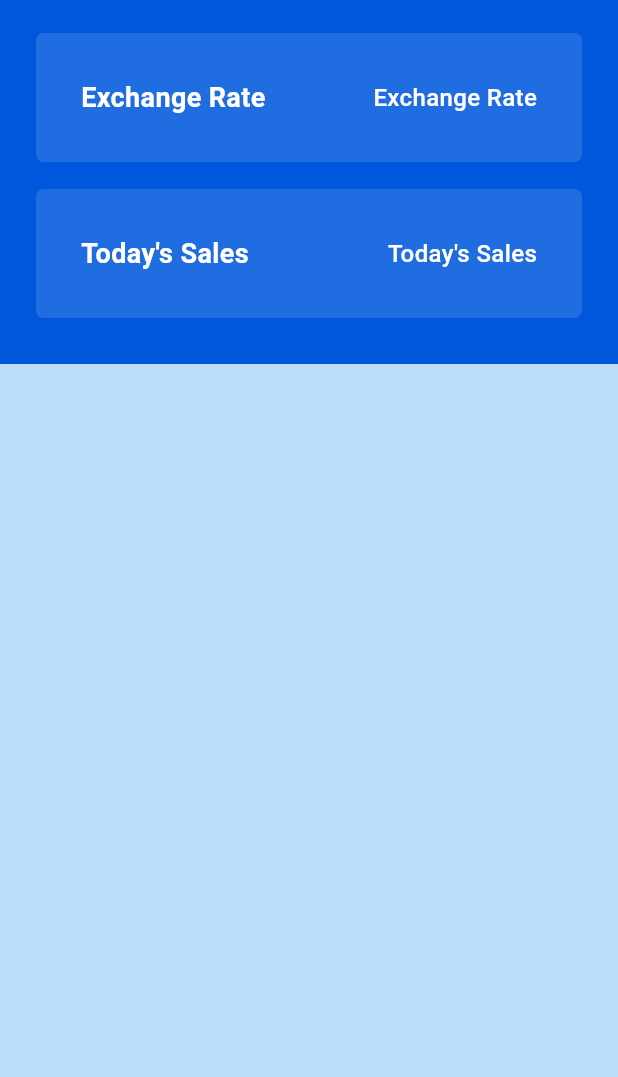
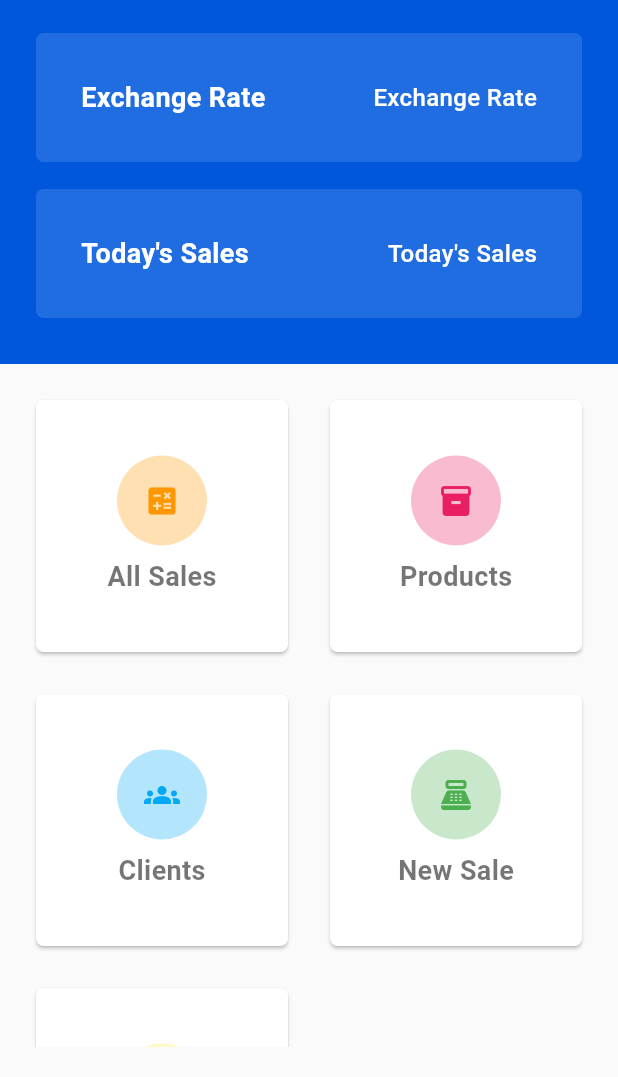
Before and after one commit to ShimaaElnaggar/easy-pos-r5, a Flutter app: the screen it shows after launch, on a phone screen of 412 x 824 dp, the part 159-1236 px from its top. Run offline on Flutter 3.47's test engine with Material 3 defaults, Android fonts, the phone set to English and light mode, and no system bars; our stand-ins replace get_it, sqflite, sqflite_common_ffi_web; accounts and stored records are empty.

Commit message:
create grid view items

```diff
--- a/lib/views/home_view.dart
+++ b/lib/views/home_view.dart
@@ -1,5 +1,6 @@
 
 import 'package:easy_pos_r5/widgets/card_header_item.dart';
+import 'package:easy_pos_r5/widgets/grid_view_item.dart';
 import 'package:easy_pos_r5/widgets/row_header.dart';
 import 'package:flutter/material.dart';
 
@@ -14,6 +15,7 @@ class _HomeViewState extends State<HomeView> {
   @override
   Widget build(BuildContext context) {
     return Scaffold(
+      backgroundColor: const Color(0xfffafafa),
       drawer: const Drawer(),
       appBar:AppBar(),
       body: Column(
@@ -30,7 +32,7 @@ class _HomeViewState extends State<HomeView> {
                       crossAxisAlignment: CrossAxisAlignment.start,
                       children: [
                         RowHeader(),
-                        const SizedBox(height: 12,),
+                        SizedBox(height: 12,),
                         CardHeaderItem(
                           title: "Exchange Rate",
                           subTitle: "1 USD = 50 Egp",
@@ -46,6 +48,43 @@ class _HomeViewState extends State<HomeView> {
               ),
             ],
           ),
+          Expanded(
+            child: Padding(
+              padding: const EdgeInsets.all(20),
+              child: GridView.count(
+                  crossAxisCount:2,
+                mainAxisSpacing: 20,
+                crossAxisSpacing: 20,
+                children: const [
+                  GridViewItem(
+                    iconData: Icons.calculate,
+                    color: Colors.orange,
+                    title: "All Sales",
+                  ),
+                  GridViewItem(
+                    iconData: Icons.inventory_2,
+                    color: Colors.pink,
+                    title: "Products",
+                  ),
+                  GridViewItem(
+                    iconData: Icons.groups,
+                    color: Colors.lightBlue,
+                    title: "Clients",
+                  ),
+                  GridViewItem(
+                    iconData: Icons.point_of_sale,
+                    color: Colors.green,
+                    title: "New Sale",
+                  ),
+                  GridViewItem(
+                    iconData: Icons.category,
+                    color: Colors.yellow,
+                    title: "Categories",
+                  ),
+                ],
+              ),
+            ),
+          ),
         ],
       ),
     );
--- /dev/null
+++ b/lib/widgets/grid_view_item.dart
@@ -0,0 +1,39 @@
+
+import 'package:flutter/material.dart';
+
+class GridViewItem extends StatelessWidget {
+  final String title;
+  final Color color;
+  final IconData iconData;
+  const GridViewItem({
+    required this.iconData,
+    required this.color,
+    required this.title,
+    super.key
+  });
+
+  @override
+  Widget build(BuildContext context) {
+    return Card(
+      color: Colors.white,
+      surfaceTintColor: Colors.white,
+      shape: RoundedRectangleBorder(
+        borderRadius: BorderRadius.circular(5),
+      ),
+      child: Column(
+        mainAxisAlignment: MainAxisAlignment.center,
+        children: [
+          Padding(
+            padding: const EdgeInsets.only(bottom: 8),
+            child: CircleAvatar(
+              backgroundColor: color.withOpacity(0.3),
+              radius: 30,
+              child: Icon(iconData,color: color,),
+            ),
+          ),
+          Text(title,style: TextStyle(color: Colors.black54,fontWeight: FontWeight.w700,fontSize: 18),)
+        ],
+      ),
+    );
+  }
+}
```
